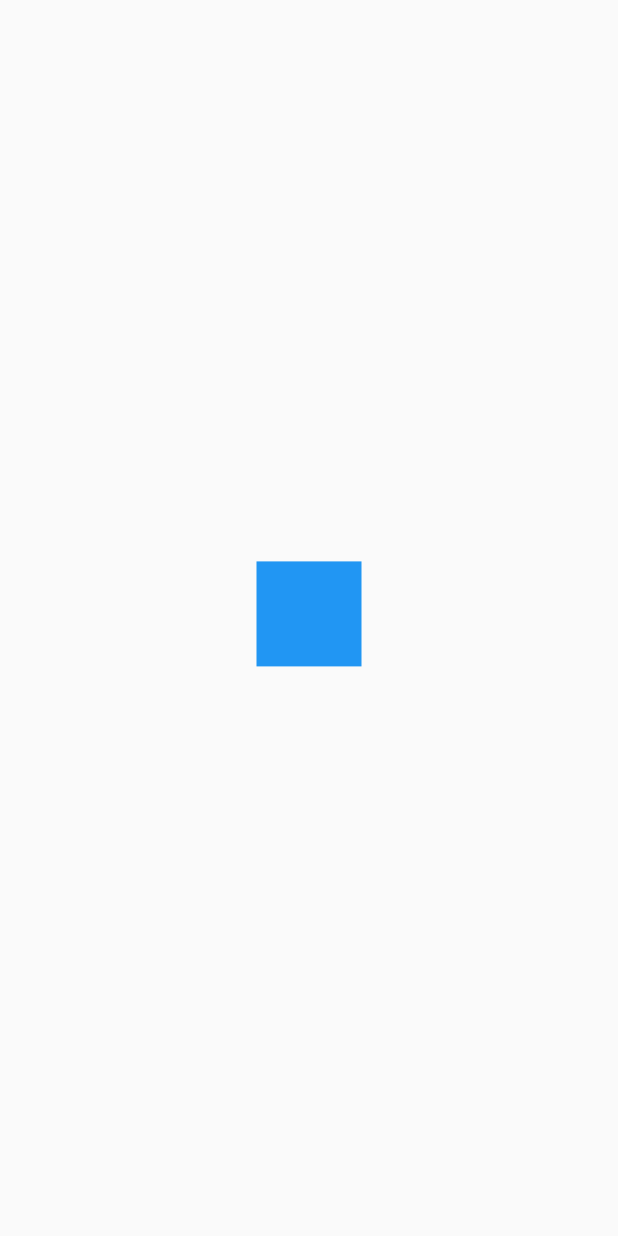
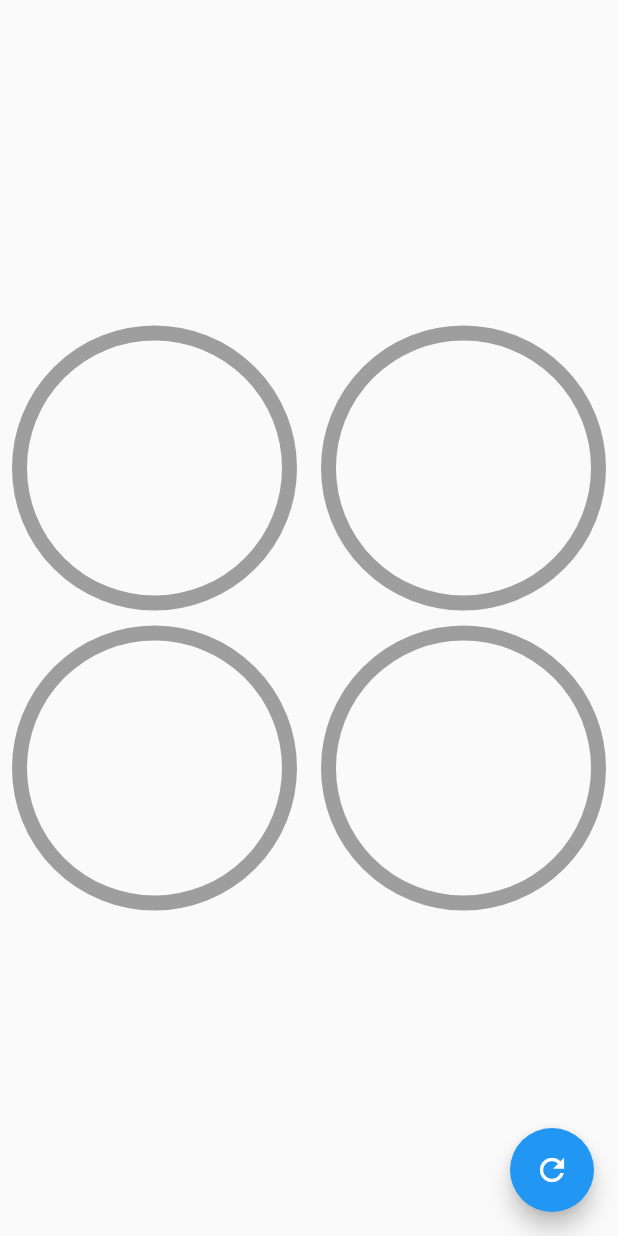
Before and after one commit to AlexanderZon/custom_painter_practice_1, a Flutter app: the screen it shows after launch, on a phone screen of 412 x 824 dp. Run offline on Flutter 3.47's test engine with Material 2 defaults, Android fonts, the phone set to English and light mode, and no system bars.

Commit message:
Modulo de Custom Painter con animaciones

```diff
--- a/lib/main.dart
+++ b/lib/main.dart
@@ -1,5 +1,6 @@
 import 'package:custom_painter_practice_1/challenges/animated_square_page.dart';
 import 'package:custom_painter_practice_1/pages/animations_page.dart';
+import 'package:custom_painter_practice_1/pages/circular_graphics_page.dart';
 import 'package:custom_painter_practice_1/pages/headers_page.dart';
 import 'package:flutter/material.dart';
 
@@ -13,7 +14,7 @@ class MyApp extends StatelessWidget {
     return MaterialApp(
       debugShowCheckedModeBanner: false,
       title: 'Diseños App',
-      home: AnimatedSquarePage(),
+      home: CircularGraphicsPage(),
     );
   }
 }
--- /dev/null
+++ b/lib/pages/circular_graphics_page.dart
@@ -0,0 +1,76 @@
+import 'package:custom_painter_practice_1/widgets/radial_progress.dart';
+import 'package:flutter/material.dart';
+
+class CircularGraphicsPage extends StatefulWidget {
+  const CircularGraphicsPage({super.key});
+
+  @override
+  State<CircularGraphicsPage> createState() => _CircularGraphicsPageState();
+}
+
+class _CircularGraphicsPageState extends State<CircularGraphicsPage> {
+
+  double percentage = 0.0;
+
+  @override
+  Widget build(BuildContext context) {
+    return Scaffold(
+      floatingActionButton: FloatingActionButton(
+        child: Icon(Icons.refresh),
+        onPressed: () {
+          percentage += 10;
+          if(percentage > 100) {
+            percentage = 0;
+          }
+          setState(() { });
+        }
+      ),
+      body: Column(
+        mainAxisAlignment: MainAxisAlignment.center,
+        children: [
+          Row(
+            mainAxisAlignment: MainAxisAlignment.spaceAround,
+            children: [
+              CustomRadialProgress(percentage: percentage, color: Colors.pink,),
+              CustomRadialProgress(percentage: percentage, color: Colors.amber)
+            ],
+          ),
+          Row(
+            mainAxisAlignment: MainAxisAlignment.spaceAround,
+            children: [
+              CustomRadialProgress(percentage: percentage, color: Colors.blue,),
+              CustomRadialProgress(percentage: percentage, color: Colors.orange)
+            ],
+          )
+        ],
+      )
+    );
+  }
+}
+
+class CustomRadialProgress extends StatelessWidget {
+
+  final Color color;
+  final double percentage;
+
+  const CustomRadialProgress({
+    super.key,
+    required this.percentage,
+    required this.color,
+  });
+
+  @override
+  Widget build(BuildContext context) {
+    return Container(
+      width: 200,
+      height: 200,
+      child: RadialProgress(
+        percentage: percentage,
+        primaryColor: color,
+        secondaryColor: Colors.grey,
+        stroke: 12,
+        backgroundStroke: 10,
+      ),
+    );
+  }
+}
--- /dev/null
+++ b/lib/widgets/radial_progress.dart
@@ -0,0 +1,135 @@
+import 'dart:math';
+
+import 'package:flutter/material.dart';
+
+class RadialProgress extends StatefulWidget {
+
+  final double percentage;
+  final Color primaryColor;
+  final Color? secondaryColor;
+  final double? stroke;
+  final double? backgroundStroke;
+
+  const RadialProgress({
+    super.key,
+    required this.percentage,
+    required this.primaryColor,
+    this.secondaryColor,
+    this.stroke,
+    this.backgroundStroke,
+  });
+
+  @override
+  State<RadialProgress> createState() => _RadialProgressState();
+}
+
+class _RadialProgressState extends State<RadialProgress> with SingleTickerProviderStateMixin {
+
+  late AnimationController controller;
+  late double lastPercentage;
+
+  @override
+  void initState() {
+    lastPercentage = widget.percentage;
+    controller = AnimationController(vsync: this, duration: Duration(milliseconds: 200));
+    super.initState();
+  }
+
+  @override
+  void dispose() {
+    controller.dispose();
+    super.dispose();
+  }
+
+  @override
+  Widget build(BuildContext context) {
+
+    controller.forward(from: 0.0);
+    final animationDifference = widget.percentage - lastPercentage;
+    lastPercentage = widget.percentage;
+
+    return AnimatedBuilder(
+      animation: controller,
+      builder: (context, child) {
+        return Container(
+          padding: EdgeInsets.all(10),
+          width: double.infinity,
+          height: double.infinity,
+          child: CustomPaint(
+            painter: _RadialProgress(
+              percentage: (widget.percentage - animationDifference ) + ( animationDifference * controller.value ),
+              primaryColor: widget.primaryColor,
+              secondaryColor: widget.secondaryColor ?? Colors.grey,
+              stroke: widget.stroke ?? 10,
+              backgroundStroke: widget.backgroundStroke ?? 10,
+            )
+          ),
+        );
+      },
+    );
+  }
+}
+
+class _RadialProgress extends CustomPainter {
+
+  final double percentage;
+  final Color primaryColor;
+  final Color secondaryColor;
+  final double stroke;
+  final double backgroundStroke;
+
+  _RadialProgress({
+    required this.percentage,
+    required this.primaryColor,
+    required this.secondaryColor,
+    required this.stroke,
+    required this.backgroundStroke,
+  });
+
+  @override
+  void paint(Canvas canvas, Size size) {
+
+    final rect = Rect.fromCircle(center: Offset.zero, radius: 180);
+
+    final Gradient gradient = new LinearGradient(
+      colors: [
+        Color(0xffC012FF),
+        Color(0xff6D05E8),
+        Colors.red
+      ]
+    );
+
+    final paint = Paint()
+      ..strokeWidth = backgroundStroke
+      ..color = secondaryColor
+      ..style = PaintingStyle.stroke;
+
+    final Offset center = Offset(size.width * .5, size.height / 2);
+    final double radio = min(size.width * .5, size.height * .5);
+
+    canvas.drawCircle(center, radio, paint);
+
+    final paintArc = Paint()
+      ..strokeWidth = stroke
+      ..color = primaryColor
+      // ..shader = gradient.createShader(rect)
+      ..strokeCap = StrokeCap.round
+      ..style = PaintingStyle.stroke;
+
+    double arcAngle = 2 * pi * (percentage / 100);
+
+    canvas.drawArc(
+      Rect.fromCircle(center: center, radius: radio),
+      -pi/2,
+      arcAngle,
+      false,
+      paintArc
+    );
+  }
+
+  @override
+  bool shouldRepaint(covariant CustomPainter oldDelegate) {
+    return true;
+  }
+
+}
```
Also changed, not shown: lib/labs/circular_progress_page.dart (added, +109 -0 lines).
